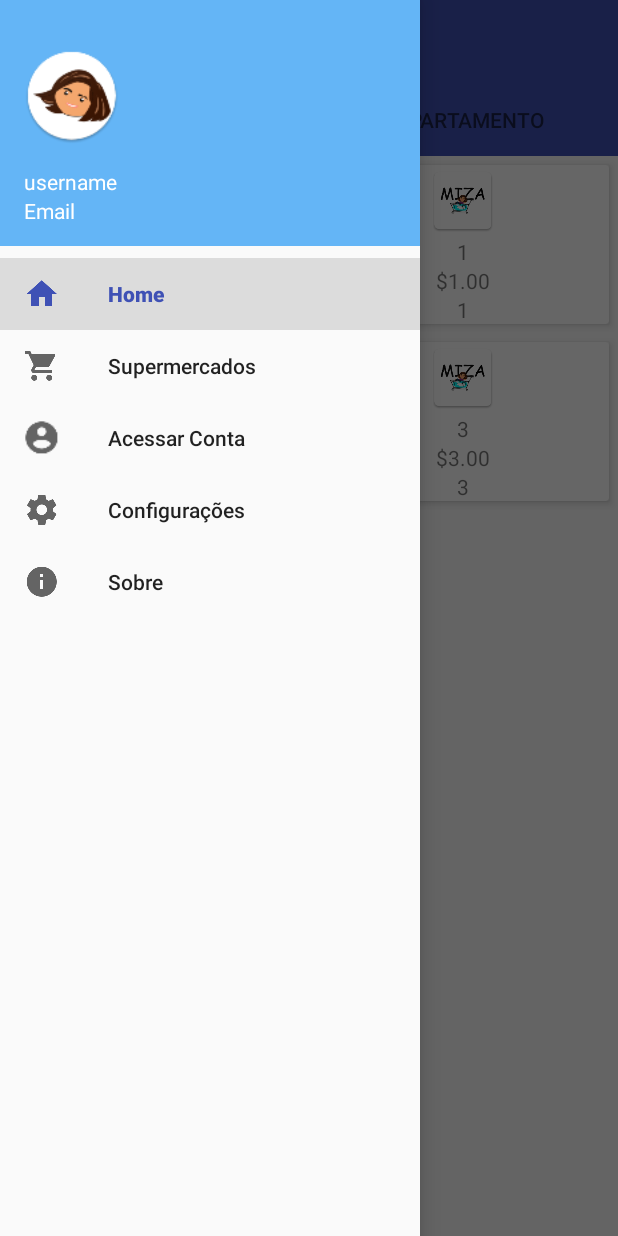
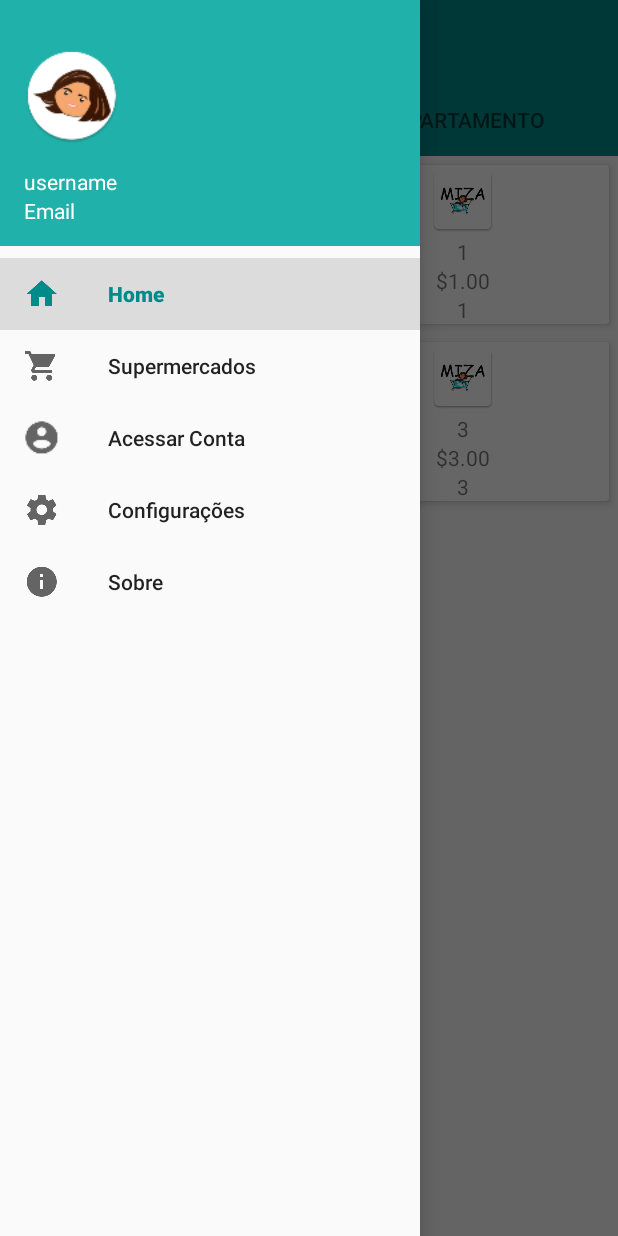
Before and after one commit to annathais/Miza, an Android app: the screen it shows after launch (MainActivity), with the side drawer open, on a phone screen of 412 x 824 dp. Run offline under Robolectric (Android 15) with nearby library versions, the phone set to English and light mode, and no system bars; our stand-ins replace Firebase (no records; nobody signed in at launch, a user with empty details on screens opened directly).

Commit message:
pequenas alterações, não sei quais

```diff
--- a/app/src/main/java/com/example/annat/miza/Activity/BaseActivity.java
+++ b/app/src/main/java/com/example/annat/miza/Activity/BaseActivity.java
@@ -21,6 +21,7 @@ import com.example.annat.miza.Fragments.FragmentSupermercado;
 import com.example.annat.miza.R;
 
 public class BaseActivity extends AppCompatActivity {
+
     DrawerLayout drawerLayout;
     protected void setUpToolbar(String titulo){
         Toolbar toolbar = (Toolbar) findViewById(R.id.toolbar);
--- a/app/src/main/java/com/example/annat/miza/Activity/MainActivity.java
+++ b/app/src/main/java/com/example/annat/miza/Activity/MainActivity.java
@@ -5,8 +5,13 @@ import android.os.Bundle;
 
 import com.example.annat.miza.Fragments.FragmentHome;
 import com.example.annat.miza.R;
+import com.google.firebase.database.DatabaseReference;
+import com.google.firebase.database.FirebaseDatabase;
 
 public class MainActivity extends BaseActivity {
+
+    private FirebaseDatabase fbDatabase;
+    private DatabaseReference dbReference;
 
     @Override
     protected void onCreate(Bundle savedInstanceState) {
--- a/app/src/main/res/layout/menu_nav_header.xml
+++ b/app/src/main/res/layout/menu_nav_header.xml
@@ -6,7 +6,7 @@
     android:layout_width="match_parent"
     android:layout_height="@dimen/navDrawerBackground_layout_height"
     android:layout_gravity="start"
-    android:background="#64B5F6"
+    android:background="@color/colorPrimaryDark"
     tools:ignore="MissingPrefix">
 
     <ImageView
@@ -33,7 +33,7 @@
             android:layout_height="wrap_content"
             android:layout_marginLeft="@dimen/navDrawerName_layout_marginLeft"
             android:text="@string/usuario"
-            android:textColor="#FFFFFF"
+            android:textColor="@color/colorBottom"
             android:textSize="@dimen/navDrawerName_textSize" />
 
         <TextView
@@ -43,7 +43,7 @@
             android:layout_height="wrap_content"
             android:layout_marginLeft="@dimen/navDrawerName_layout_marginLeft"
             android:text="@string/email"
-            android:textColor="#FFFFFF"
+            android:textColor="@color/colorBottom"
             android:textSize="@dimen/navDrawerName_textSize" />
     </LinearLayout>
 
--- a/app/src/main/res/menu/menu_nav_drawer.xml
+++ b/app/src/main/res/menu/menu_nav_drawer.xml
@@ -18,6 +18,7 @@
             android:title="@string/suaconta"
             android:checked="true"
             android:visible="false"
+            android:icon="@drawable/baseline_account_circle_black_18"
             />
         <item
             android:id="@+id/nav_item_fazer_login"
--- a/app/src/main/res/values/colors.xml
+++ b/app/src/main/res/values/colors.xml
@@ -1,6 +1,7 @@
 <?xml version="1.0" encoding="utf-8"?>
 <resources>
-    <color name="colorPrimary">#3F51B5</color>
-    <color name="colorPrimaryDark">#303F9F</color>
-    <color name="colorAccent">#FF4081</color>
+    <color name="colorPrimary">#008B8B</color>
+    <color name="colorPrimaryDark">#20B2AA</color>
+    <color name="colorAccent">#8FBC8F</color>
+    <color name="colorBottom">#FFFFFF</color>
 </resources>
--- a/build.gradle
+++ b/build.gradle
@@ -7,7 +7,7 @@ buildscript {
         jcenter()
     }
     dependencies {
-        classpath 'com.android.tools.build:gradle:3.1.2'
+        classpath 'com.android.tools.build:gradle:3.1.3'
         classpath 'com.google.gms:google-services:4.0.0'
 
         // NOTE: Do not place your application dependencies here; they belong
```
Also changed, not shown: app/src/main/java/com/example/annat/miza/Activity/CadastroActivity.java (+6 -2 lines).
